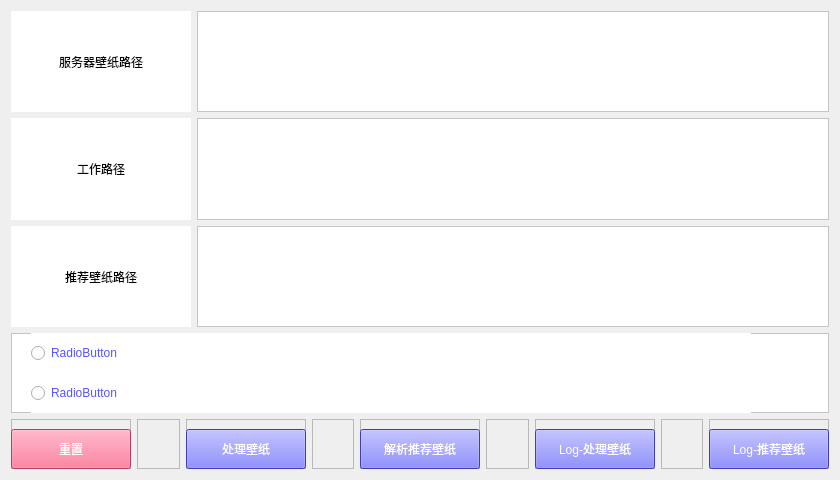
Qt form lock_image_config/main_ui.ui (WanKaKa/MultipleLanguageUtils) before a commit.
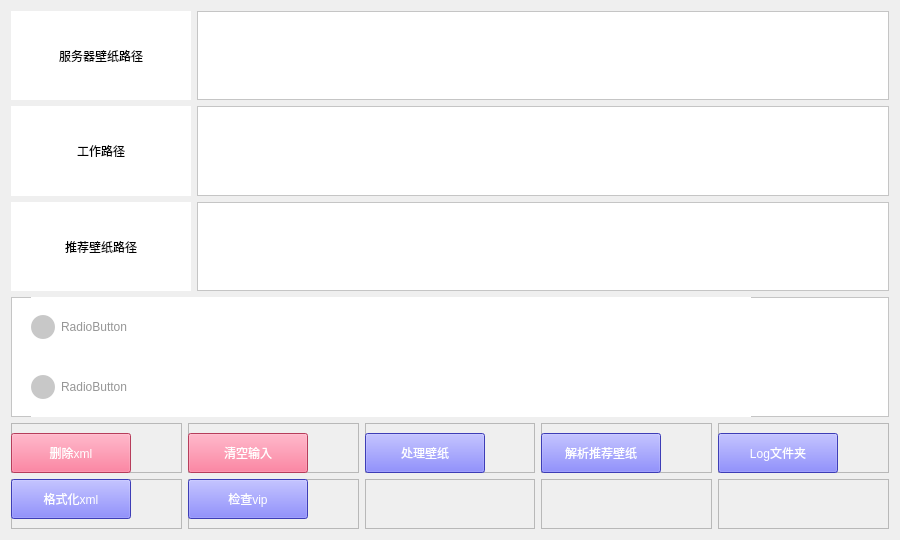
The same form after that commit.

Commit message: 锁屏壁纸工具

What changed in the file:
```diff
--- a/lock_image_config/main_ui.ui
+++ b/lock_image_config/main_ui.ui
@@ -6,8 +6,8 @@
    <rect>
     <x>0</x>
     <y>0</y>
-    <width>840</width>
-    <height>480</height>
+    <width>900</width>
+    <height>540</height>
    </rect>
   </property>
   <property name="windowTitle">
@@ -158,13 +158,13 @@
          <property name="minimumSize">
           <size>
            <width>0</width>
-           <height>80</height>
+           <height>120</height>
           </size>
          </property>
          <property name="maximumSize">
           <size>
            <width>16777215</width>
-           <height>80</height>
+           <height>120</height>
           </size>
          </property>
          <property name="styleSheet">
@@ -182,12 +182,30 @@
             <x>20</x>
             <y>0</y>
             <width>720</width>
-            <height>40</height>
+            <height>60</height>
            </rect>
           </property>
           <property name="styleSheet">
-           <string notr="true">font: 12pt &quot;微软雅黑&quot;;
-color: rgb(85, 85, 255);</string>
+           <string notr="true">QRadioButton{
+	font: 12pt &quot;微软雅黑&quot;;
+}
+QRadioButton::checked{
+	color: rgb(85, 85, 255);
+}
+QRadioButton::unchecked{
+	color: rgb(150, 150, 150);
+}
+QRadioButton::indicator {
+    width:24px;
+    height:24px;
+	border-radius:12px;
+}
+QRadioButton::indicator::checked{
+	background-color:rgb(85, 85, 255);
+}
+QRadioButton::indicator::unchecked{
+	background-color:rgb(200, 200, 200);
+}</string>
           </property>
           <property name="text">
            <string>RadioButton</string>
@@ -197,14 +215,32 @@
           <property name="geometry">
            <rect>
             <x>20</x>
-            <y>40</y>
+            <y>60</y>
             <width>720</width>
-            <height>40</height>
+            <height>60</height>
            </rect>
           </property>
           <property name="styleSheet">
-           <string notr="true">font: 12pt &quot;微软雅黑&quot;;
-color: rgb(85, 85, 255);</string>
+           <string notr="true">QRadioButton{
+	font: 12pt &quot;微软雅黑&quot;;
+}
+QRadioButton::checked{
+	color: rgb(85, 85, 255);
+}
+QRadioButton::unchecked{
+	color: rgb(150, 150, 150);
+}
+QRadioButton::indicator {
+    width:24px;
+    height:24px;
+	border-radius:12px;
+}
+QRadioButton::indicator::checked{
+	background-color:rgb(85, 85, 255);
+}
+QRadioButton::indicator::unchecked{
+	background-color:rgb(200, 200, 200);
+}</string>
           </property>
           <property name="text">
            <string>RadioButton</string>
@@ -218,15 +254,15 @@
       <layout class="QHBoxLayout" name="horizontalLayout_4">
        <item>
         <widget class="QFrame" name="frame_2">
-         <property name="minimumSize">
-          <size>
-           <width>120</width>
-           <height>50</height>
-          </size>
+         <property name="sizePolicy">
+          <sizepolicy hsizetype="Expanding" vsizetype="Preferred">
+           <horstretch>0</horstretch>
+           <verstretch>0</verstretch>
+          </sizepolicy>
          </property>
-         <property name="maximumSize">
+         <property name="minimumSize">
           <size>
-           <width>120</width>
+           <width>0</width>
            <height>50</height>
           </size>
          </property>
@@ -245,42 +281,24 @@
             <height>40</height>
            </rect>
           </property>
-          <property name="minimumSize">
-           <size>
-            <width>120</width>
-            <height>40</height>
-           </size>
-          </property>
-          <property name="maximumSize">
-           <size>
-            <width>120</width>
-            <height>40</height>
-           </size>
-          </property>
           <property name="styleSheet">
            <string notr="true">background-color: rgb(255, 85, 127);
 color: rgb(255, 255, 255);
 font: 12pt &quot;微软雅黑&quot;;</string>
           </property>
           <property name="text">
-           <string>重置</string>
+           <string>删除xml</string>
           </property>
          </widget>
         </widget>
        </item>
        <item>
         <widget class="QFrame" name="frame_3">
-         <property name="minimumSize">
-          <size>
-           <width>0</width>
-           <height>50</height>
-          </size>
-         </property>
-         <property name="maximumSize">
-          <size>
-           <width>16777215</width>
-           <height>50</height>
-          </size>
+         <property name="sizePolicy">
+          <sizepolicy hsizetype="Expanding" vsizetype="Preferred">
+           <horstretch>0</horstretch>
+           <verstretch>0</verstretch>
+          </sizepolicy>
          </property>
          <property name="frameShape">
           <enum>QFrame::StyledPanel</enum>
@@ -288,19 +306,40 @@
          <property name="frameShadow">
           <enum>QFrame::Raised</enum>
          </property>
+         <widget class="QPushButton" name="clear_input_button">
+          <property name="enabled">
+           <bool>true</bool>
+          </property>
+          <property name="geometry">
+           <rect>
+            <x>0</x>
+            <y>10</y>
+            <width>120</width>
+            <height>40</height>
+           </rect>
+          </property>
+          <property name="styleSheet">
+           <string notr="true">background-color: rgb(255, 85, 127);
+color: rgb(255, 255, 255);
+font: 12pt &quot;微软雅黑&quot;;</string>
+          </property>
+          <property name="text">
+           <string>清空输入</string>
+          </property>
+         </widget>
         </widget>
        </item>
        <item>
         <widget class="QFrame" name="frame_6">
-         <property name="minimumSize">
-          <size>
-           <width>120</width>
-           <height>50</height>
-          </size>
+         <property name="sizePolicy">
+          <sizepolicy hsizetype="Expanding" vsizetype="Preferred">
+           <horstretch>0</horstretch>
+           <verstretch>0</verstretch>
+          </sizepolicy>
          </property>
-         <property name="maximumSize">
+         <property name="minimumSize">
           <size>
-           <width>120</width>
+           <width>0</width>
            <height>50</height>
           </size>
          </property>
@@ -319,18 +358,6 @@
             <height>40</height>
            </rect>
           </property>
-          <property name="minimumSize">
-           <size>
-            <width>120</width>
-            <height>40</height>
-           </size>
-          </property>
-          <property name="maximumSize">
-           <size>
-            <width>120</width>
-            <height>40</height>
-           </size>
-          </property>
           <property name="styleSheet">
            <string notr="true">background-color: rgb(85, 85, 255);
 color: rgb(255, 255, 255);
@@ -342,39 +369,17 @@
          </widget>
         </widget>
        </item>
-       <item>
-        <widget class="QFrame" name="frame_5">
-         <property name="minimumSize">
-          <size>
-           <width>0</width>
-           <height>50</height>
-          </size>
-         </property>
-         <property name="maximumSize">
-          <size>
-           <width>16777215</width>
-           <height>50</height>
-          </size>
-         </property>
-         <property name="frameShape">
-          <enum>QFrame::StyledPanel</enum>
-         </property>
-         <property name="frameShadow">
-          <enum>QFrame::Raised</enum>
-         </property>
-        </widget>
-       </item>
        <item>
         <widget class="QFrame" name="frame_8">
-         <property name="minimumSize">
-          <size>
-           <width>120</width>
-           <height>50</height>
-          </size>
+         <property name="sizePolicy">
+          <sizepolicy hsizetype="Expanding" vsizetype="Preferred">
+           <horstretch>0</horstretch>
+           <verstretch>0</verstretch>
+          </sizepolicy>
          </property>
-         <property name="maximumSize">
+         <property name="minimumSize">
           <size>
-           <width>120</width>
+           <width>0</width>
            <height>50</height>
           </size>
          </property>
@@ -393,18 +398,6 @@
             <height>40</height>
            </rect>
           </property>
-          <property name="minimumSize">
-           <size>
-            <width>120</width>
-            <height>40</height>
-           </size>
-          </property>
-          <property name="maximumSize">
-           <size>
-            <width>120</width>
-            <height>40</height>
-           </size>
-          </property>
           <property name="styleSheet">
            <string notr="true">background-color: rgb(85, 85, 255);
 color: rgb(255, 255, 255);
@@ -416,39 +409,17 @@
          </widget>
         </widget>
        </item>
-       <item>
-        <widget class="QFrame" name="frame_7">
-         <property name="minimumSize">
-          <size>
-           <width>0</width>
-           <height>50</height>
-          </size>
-         </property>
-         <property name="maximumSize">
-          <size>
-           <width>16777215</width>
-           <height>50</height>
-          </size>
-         </property>
-         <property name="frameShape">
-          <enum>QFrame::StyledPanel</enum>
-         </property>
-         <property name="frameShadow">
-          <enum>QFrame::Raised</enum>
-         </property>
-        </widget>
-       </item>
        <item>
         <widget class="QFrame" name="frame_4">
-         <property name="minimumSize">
-          <size>
-           <width>120</width>
-           <height>50</height>
-          </size>
+         <property name="sizePolicy">
+          <sizepolicy hsizetype="Expanding" vsizetype="Preferred">
+           <horstretch>0</horstretch>
+           <verstretch>0</verstretch>
+          </sizepolicy>
          </property>
-         <property name="maximumSize">
+         <property name="minimumSize">
           <size>
-           <width>120</width>
+           <width>0</width>
            <height>50</height>
           </size>
          </property>
@@ -467,103 +438,167 @@
             <height>40</height>
            </rect>
           </property>
-          <property name="minimumSize">
-           <size>
-            <width>120</width>
-            <height>40</height>
-           </size>
-          </property>
-          <property name="maximumSize">
-           <size>
-            <width>120</width>
-            <height>40</height>
-           </size>
-          </property>
           <property name="styleSheet">
            <string notr="true">background-color: rgb(85, 85, 255);
 color: rgb(255, 255, 255);
 font: 12pt &quot;微软雅黑&quot;;</string>
           </property>
           <property name="text">
-           <string>Log-处理壁纸</string>
+           <string>Log文件夹</string>
           </property>
          </widget>
         </widget>
        </item>
+      </layout>
+     </item>
+     <item>
+      <layout class="QHBoxLayout" name="horizontalLayout_6">
        <item>
-        <widget class="QFrame" name="frame_9">
+        <widget class="QFrame" name="frame_7">
+         <property name="sizePolicy">
+          <sizepolicy hsizetype="Expanding" vsizetype="Preferred">
+           <horstretch>0</horstretch>
+           <verstretch>0</verstretch>
+          </sizepolicy>
+         </property>
          <property name="minimumSize">
           <size>
            <width>0</width>
            <height>50</height>
           </size>
          </property>
-         <property name="maximumSize">
-          <size>
-           <width>16777215</width>
-           <height>50</height>
-          </size>
-         </property>
          <property name="frameShape">
           <enum>QFrame::StyledPanel</enum>
          </property>
          <property name="frameShadow">
           <enum>QFrame::Raised</enum>
          </property>
+         <widget class="QPushButton" name="format_xml_button">
+          <property name="geometry">
+           <rect>
+            <x>0</x>
+            <y>0</y>
+            <width>120</width>
+            <height>40</height>
+           </rect>
+          </property>
+          <property name="styleSheet">
+           <string notr="true">background-color: rgb(85, 85, 255);
+color: rgb(255, 255, 255);
+font: 12pt &quot;微软雅黑&quot;;</string>
+          </property>
+          <property name="text">
+           <string>格式化xml</string>
+          </property>
+         </widget>
         </widget>
        </item>
        <item>
-        <widget class="QFrame" name="frame_10">
+        <widget class="QFrame" name="frame_5">
+         <property name="sizePolicy">
+          <sizepolicy hsizetype="Expanding" vsizetype="Preferred">
+           <horstretch>0</horstretch>
+           <verstretch>0</verstretch>
+          </sizepolicy>
+         </property>
          <property name="minimumSize">
           <size>
-           <width>120</width>
+           <width>0</width>
            <height>50</height>
           </size>
          </property>
-         <property name="maximumSize">
-          <size>
-           <width>120</width>
-           <height>50</height>
-          </size>
-         </property>
          <property name="frameShape">
           <enum>QFrame::StyledPanel</enum>
          </property>
          <property name="frameShadow">
           <enum>QFrame::Raised</enum>
          </property>
-         <widget class="QPushButton" name="log_button_2">
+         <widget class="QPushButton" name="check_vip_button">
           <property name="geometry">
            <rect>
             <x>0</x>
-            <y>10</y>
+            <y>0</y>
             <width>120</width>
             <height>40</height>
            </rect>
           </property>
-          <property name="minimumSize">
-           <size>
-            <width>120</width>
-            <height>40</height>
-           </size>
-          </property>
-          <property name="maximumSize">
-           <size>
-            <width>120</width>
-            <height>40</height>
-           </size>
-          </property>
           <property name="styleSheet">
            <string notr="true">background-color: rgb(85, 85, 255);
 color: rgb(255, 255, 255);
 font: 12pt &quot;微软雅黑&quot;;</string>
           </property>
           <property name="text">
-           <string>Log-推荐壁纸</string>
+           <string>检查vip</string>
           </property>
          </widget>
         </widget>
        </item>
+       <item>
+        <widget class="QFrame" name="frame_11">
+         <property name="sizePolicy">
+          <sizepolicy hsizetype="Expanding" vsizetype="Preferred">
+           <horstretch>0</horstretch>
+           <verstretch>0</verstretch>
+          </sizepolicy>
+         </property>
+         <property name="minimumSize">
+          <size>
+           <width>0</width>
+           <height>50</height>
+          </size>
+         </property>
+         <property name="frameShape">
+          <enum>QFrame::StyledPanel</enum>
+         </property>
+         <property name="frameShadow">
+          <enum>QFrame::Raised</enum>
+         </property>
+        </widget>
+       </item>
+       <item>
+        <widget class="QFrame" name="frame_12">
+         <property name="sizePolicy">
+          <sizepolicy hsizetype="Expanding" vsizetype="Preferred">
+           <horstretch>0</horstretch>
+           <verstretch>0</verstretch>
+          </sizepolicy>
+         </property>
+         <property name="minimumSize">
+          <size>
+           <width>0</width>
+           <height>50</height>
+          </size>
+         </property>
+         <property name="frameShape">
+          <enum>QFrame::StyledPanel</enum>
+         </property>
+         <property name="frameShadow">
+          <enum>QFrame::Raised</enum>
+         </property>
+        </widget>
+       </item>
+       <item>
+        <widget class="QFrame" name="frame_13">
+         <property name="sizePolicy">
+          <sizepolicy hsizetype="Expanding" vsizetype="Preferred">
+           <horstretch>0</horstretch>
+           <verstretch>0</verstretch>
+          </sizepolicy>
+         </property>
+         <property name="minimumSize">
+          <size>
+           <width>0</width>
+           <height>50</height>
+          </size>
+         </property>
+         <property name="frameShape">
+          <enum>QFrame::StyledPanel</enum>
+         </property>
+         <property name="frameShadow">
+          <enum>QFrame::Raised</enum>
+         </property>
+        </widget>
+       </item>
       </layout>
      </item>
     </layout>
```
Left out of the diff: 3 changed lines with no effect on the pictures. The commit also changes 5 other files.
